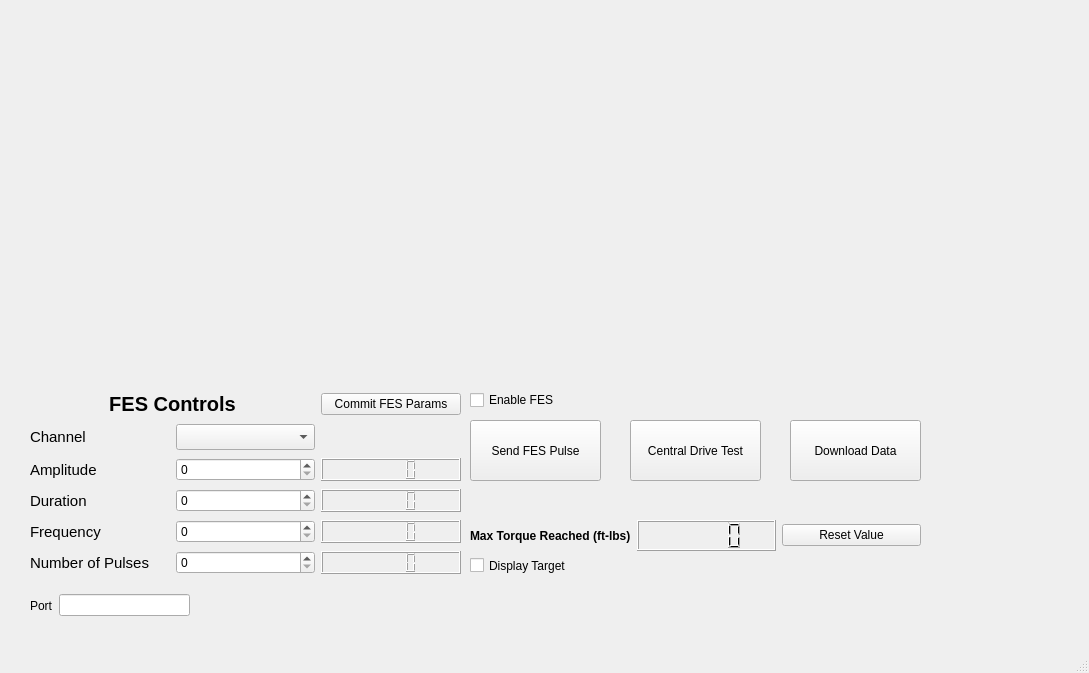
Old version of the form resources/_CD_GUI_Main.ui in the repository jontalvarez/central-drive.
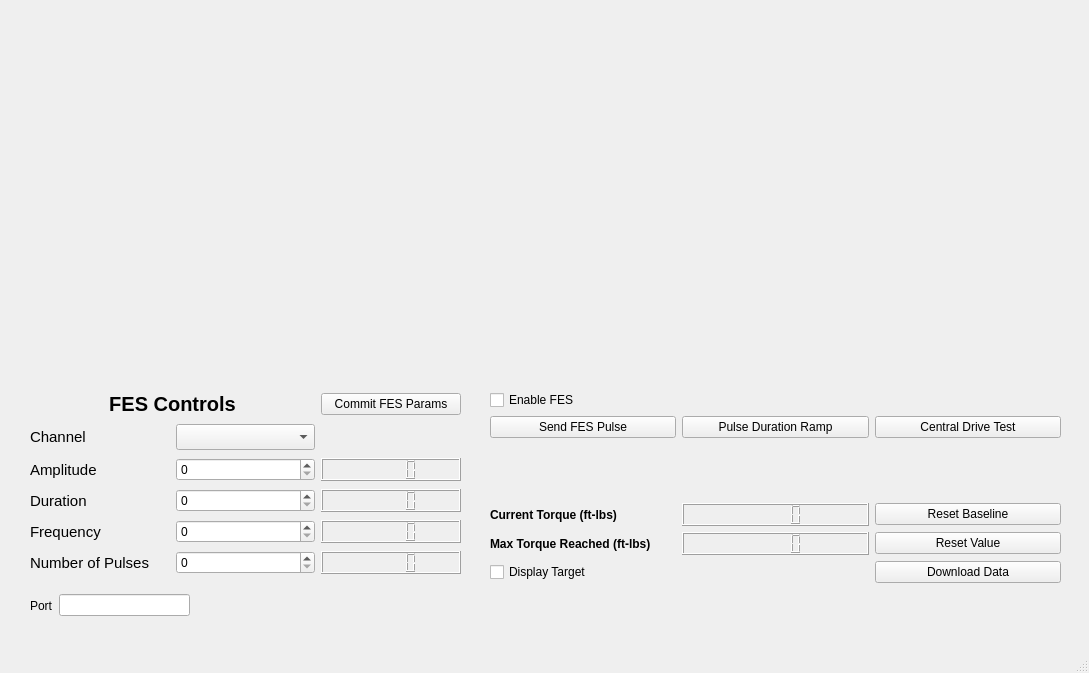
New version of the form.

```diff
--- a/resources/_CD_GUI_Main.ui
+++ b/resources/_CD_GUI_Main.ui
@@ -170,61 +170,6 @@
      </item>
     </layout>
    </widget>
-   <widget class="QCheckBox" name="target_cb">
-    <property name="geometry">
-     <rect>
-      <x>470</x>
-      <y>550</y>
-      <width>121</width>
-      <height>31</height>
-     </rect>
-    </property>
-    <property name="text">
-     <string>Display Target</string>
-    </property>
-   </widget>
-   <widget class="QPushButton" name="download_pb">
-    <property name="geometry">
-     <rect>
-      <x>790</x>
-      <y>420</y>
-      <width>131</width>
-      <height>61</height>
-     </rect>
-    </property>
-    <property name="text">
-     <string>Download Data</string>
-    </property>
-   </widget>
-   <widget class="QCheckBox" name="fesEnable_cb">
-    <property name="geometry">
-     <rect>
-      <x>470</x>
-      <y>390</y>
-      <width>111</width>
-      <height>20</height>
-     </rect>
-    </property>
-    <property name="text">
-     <string>Enable FES</string>
-    </property>
-   </widget>
-   <widget class="QPushButton" name="sendPulse_pb">
-    <property name="geometry">
-     <rect>
-      <x>470</x>
-      <y>420</y>
-      <width>131</width>
-      <height>61</height>
-     </rect>
-    </property>
-    <property name="autoFillBackground">
-     <bool>false</bool>
-    </property>
-    <property name="text">
-     <string>Send FES Pulse</string>
-    </property>
-   </widget>
    <widget class="QWidget" name="horizontalLayoutWidget">
     <property name="geometry">
      <rect>
@@ -247,55 +192,130 @@
      </item>
     </layout>
    </widget>
-   <widget class="QPushButton" name="CD_pb">
+   <widget class="QWidget" name="gridLayoutWidget_2">
     <property name="geometry">
      <rect>
-      <x>630</x>
-      <y>420</y>
-      <width>131</width>
-      <height>61</height>
+      <x>490</x>
+      <y>390</y>
+      <width>571</width>
+      <height>193</height>
      </rect>
     </property>
-    <property name="autoFillBackground">
-     <bool>false</bool>
-    </property>
-    <property name="text">
-     <string>Central Drive Test</string>
-    </property>
-   </widget>
-   <widget class="QWidget" name="horizontalLayoutWidget_2">
-    <property name="geometry">
-     <rect>
-      <x>470</x>
-      <y>520</y>
-      <width>451</width>
-      <height>31</height>
-     </rect>
-    </property>
-    <layout class="QHBoxLayout" name="horizontalLayout_3">
-     <item>
-      <widget class="QLabel" name="label_8">
-       <property name="font">
-        <font>
-         <weight>75</weight>
-         <bold>true</bold>
-        </font>
-       </property>
+    <layout class="QGridLayout" name="gridLayout_2">
+     <item row="0" column="0">
+      <widget class="QCheckBox" name="fesEnable_cb">
        <property name="text">
-        <string>Max Torque Reached (ft-lbs)</string>
+        <string>Enable FES</string>
        </property>
       </widget>
      </item>
-     <item>
-      <widget class="QLCDNumber" name="maxTorque_lcd"/>
-     </item>
-     <item>
+     <item row="4" column="2">
       <widget class="QPushButton" name="maxTorqueReset_pb">
        <property name="text">
         <string>Reset Value</string>
        </property>
       </widget>
      </item>
+     <item row="2" column="0">
+      <widget class="QLabel" name="label_10">
+       <property name="font">
+        <font>
+         <weight>75</weight>
+         <bold>true</bold>
+        </font>
+       </property>
+       <property name="text">
+        <string/>
+       </property>
+      </widget>
+     </item>
+     <item row="1" column="0">
+      <widget class="QPushButton" name="sendPulse_pb">
+       <property name="autoFillBackground">
+        <bool>false</bool>
+       </property>
+       <property name="text">
+        <string>Send FES Pulse</string>
+       </property>
+      </widget>
+     </item>
+     <item row="3" column="0">
+      <widget class="QLabel" name="label_9">
+       <property name="font">
+        <font>
+         <weight>75</weight>
+         <bold>true</bold>
+        </font>
+       </property>
+       <property name="text">
+        <string>Current Torque (ft-lbs)</string>
+       </property>
+      </widget>
+     </item>
+     <item row="4" column="1">
+      <widget class="QLCDNumber" name="maxTorque_lcd"/>
+     </item>
+     <item row="4" column="0">
+      <widget class="QLabel" name="label_8">
+       <property name="font">
+        <font>
+         <weight>75</weight>
+         <bold>true</bold>
+        </font>
+       </property>
+       <property name="text">
+        <string>Max Torque Reached (ft-lbs)</string>
+       </property>
+      </widget>
+     </item>
+     <item row="5" column="0">
+      <widget class="QCheckBox" name="target_cb">
+       <property name="text">
+        <string>Display Target</string>
+       </property>
+      </widget>
+     </item>
+     <item row="3" column="1">
+      <widget class="QLCDNumber" name="currentTorque_lcd">
+       <property name="frameShape">
+        <enum>QFrame::Box</enum>
+       </property>
+      </widget>
+     </item>
+     <item row="3" column="2">
+      <widget class="QPushButton" name="resetBaseline_pb">
+       <property name="text">
+        <string>Reset Baseline</string>
+       </property>
+      </widget>
+     </item>
+     <item row="5" column="2">
+      <widget class="QPushButton" name="download_pb">
+       <property name="text">
+        <string>Download Data</string>
+       </property>
+      </widget>
+     </item>
+     <item row="1" column="2">
+      <widget class="QPushButton" name="CD_pb">
+       <property name="autoFillBackground">
+        <bool>false</bool>
+       </property>
+       <property name="text">
+        <string>Central Drive Test</string>
+       </property>
+      </widget>
+     </item>
+     <item row="1" column="1">
+      <widget class="QPushButton" name="PDRamp_pb">
+       <property name="autoFillBackground">
+        <bool>false</bool>
+       </property>
+       <property name="text">
+        <string>Pulse Duration Ramp</string>
+       </property>
+      </widget>
+     </item>
     </layout>
    </widget>
   </widget>
```
